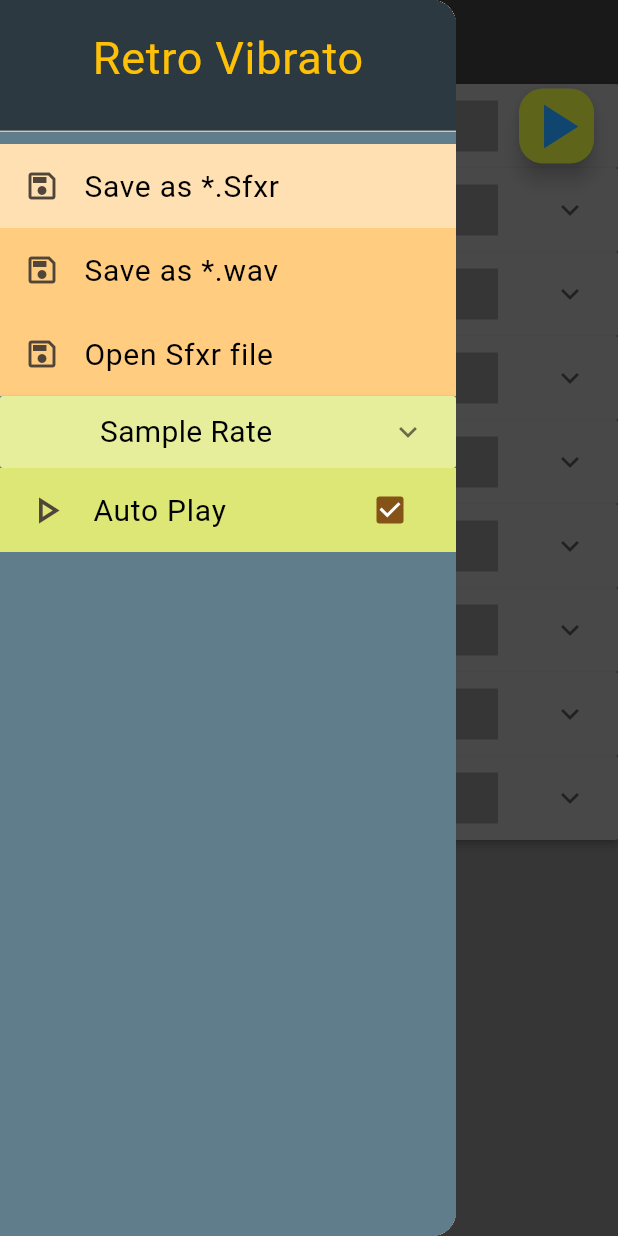
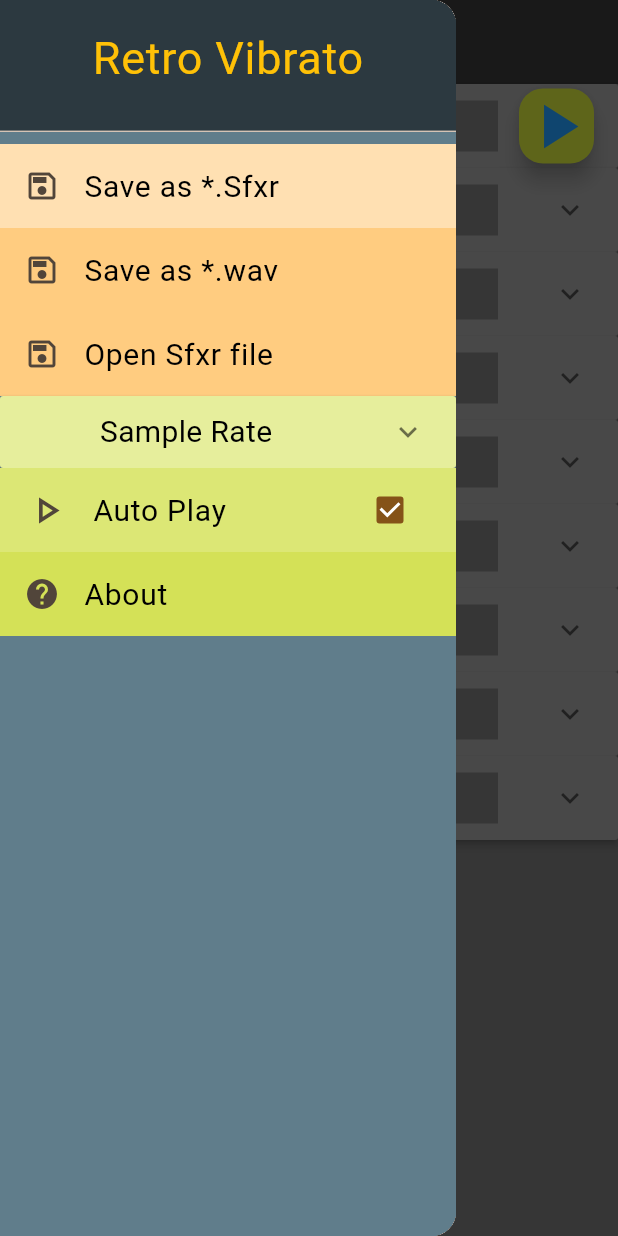
Before and after one commit to wdevore/RetroVibratoWeb, a Flutter app: the screen it shows after launch, with the side drawer open, on a phone screen of 412 x 824 dp. Run offline on Flutter 3.47's test engine with Material 3 defaults, Android fonts, the phone set to English and light mode, and no system bars; our stand-ins replace file_picker.

Commit message:
added standin for About drawer entry

```diff
--- a/retro_vibrato_web/lib/main.dart
+++ b/retro_vibrato_web/lib/main.dart
@@ -214,6 +214,22 @@ class FSfxrHomePage extends StatelessWidget {
               value: _settings.appSettings.autoplay,
               child: const SettingsAutoplayCheck(),
             ),
+            Container(
+              decoration: BoxDecoration(color: Colors.lime.shade400),
+              child: ListTile(
+                leading: const Icon(Icons.help),
+                title: const Text('About',
+                    style: TextStyle(
+                      color: Colors.black,
+                      fontSize: 20,
+                    )),
+                onTap: () {
+                  // Show dialog
+                  // Then close the drawer
+                  Navigator.pop(context);
+                },
+              ),
+            ),
           ],
         ),
       ),
```
